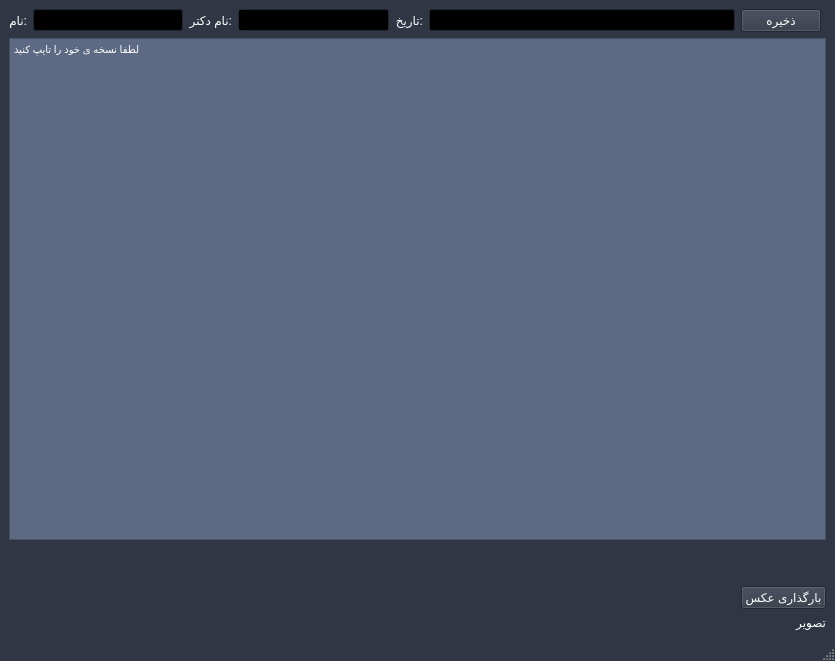
Old version of the form final_project_ap/new.ui in the repository elsobhano/python_AP_fina.
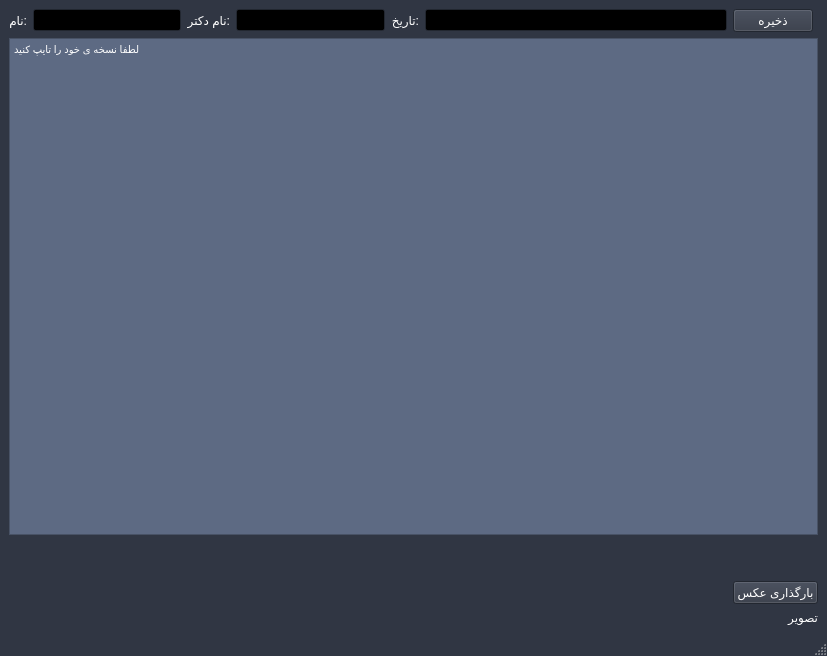
New version of the form.

What changed in the file:
```diff
--- a/final_project_ap/new.ui
+++ b/final_project_ap/new.ui
@@ -6,8 +6,8 @@
    <rect>
     <x>0</x>
     <y>0</y>
-    <width>835</width>
-    <height>661</height>
+    <width>827</width>
+    <height>656</height>
    </rect>
   </property>
   <property name="palette">
@@ -556,7 +556,7 @@
         </property>
        </widget>
       </item>
-      <item row="4" column="7">
+      <item row="5" column="7">
        <widget class="QLabel" name="image_View">
         <property name="text">
          <string>تصویر</string>
```
Left out of the diff: 54 changed lines with no effect on the pictures.
